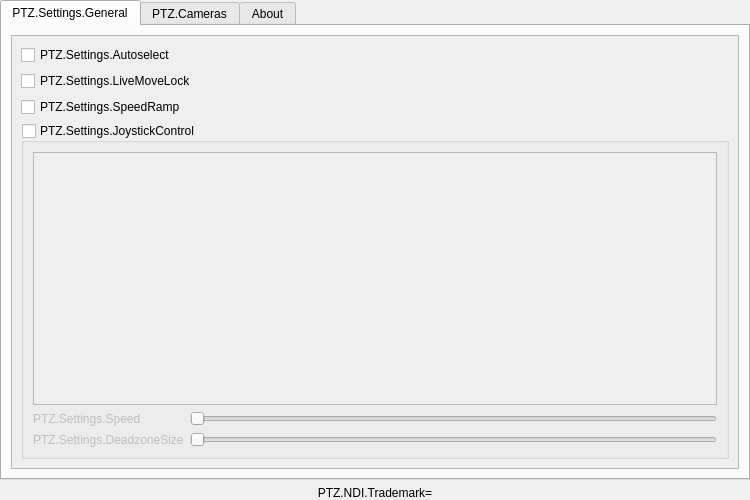
This is src/settings.ui in glikely/obs-ptz as Qt 5 draws it before an edit. The edited form follows.
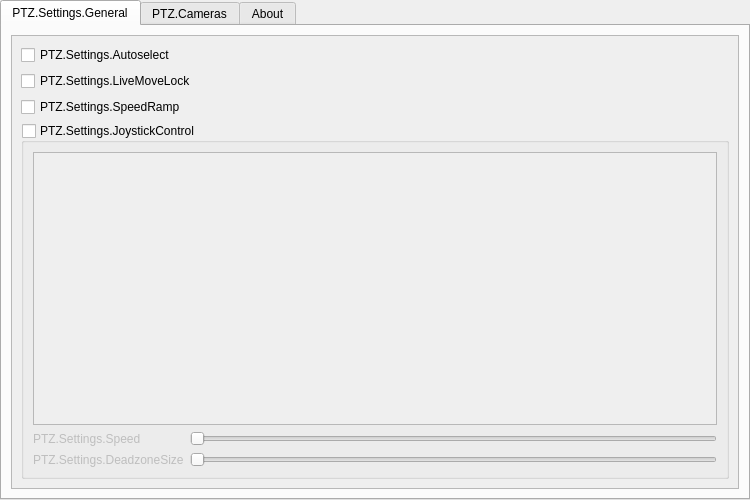
This is the edited form. Custom widgets are drawn as their Qt base class.

Commit message: Improve NDI Trademark in About

```diff
--- a/src/settings.ui
+++ b/src/settings.ui
@@ -307,16 +307,6 @@
      </widget>
     </widget>
    </item>
-   <item>
-    <widget class="QLabel" name="labelNdiRegisteredTrademark">
-     <property name="text">
-      <string>PTZ.NDI.Trademark=</string>
-     </property>
-     <property name="alignment">
-      <set>Qt::AlignCenter</set>
-     </property>
-    </widget>
-  </item>
   </layout>
  </widget>
  <customwidgets>
```
The commit also changes 1 other file.
